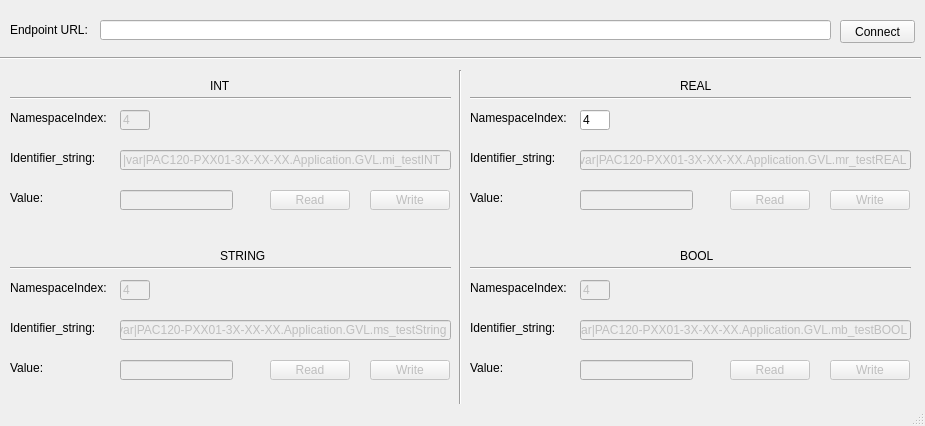
makezzg/Qt_OpcuaClient, file mainwindow.ui: the form before one commit.
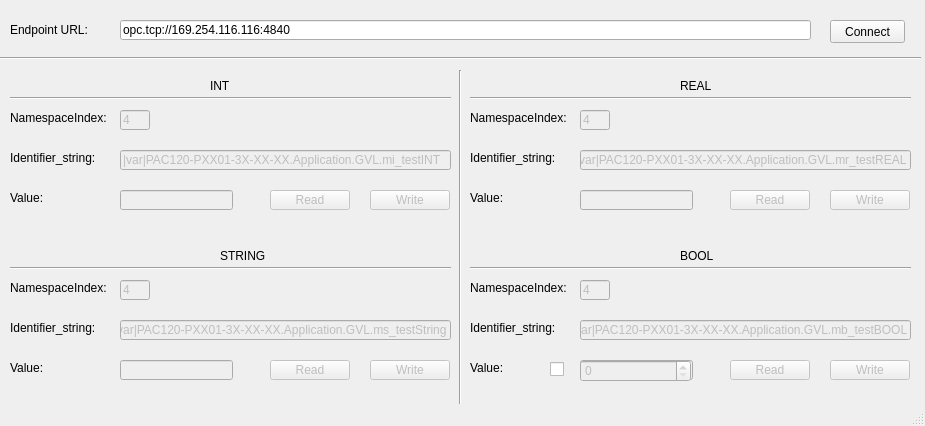
The form after the commit.

Commit message:
布尔变量的读写展示使用spinbox替代
隐藏了原来的textEdit控件，注释了相关代码

The edit to the form file:
```diff
--- a/mainwindow.ui
+++ b/mainwindow.ui
@@ -14,32 +14,6 @@
    <string>MainWindow</string>
   </property>
   <widget class="QWidget" name="centralWidget">
-   <widget class="QLabel" name="label">
-    <property name="geometry">
-     <rect>
-      <x>10</x>
-      <y>20</y>
-      <width>81</width>
-      <height>20</height>
-     </rect>
-    </property>
-    <property name="text">
-     <string>Endpoint URL:</string>
-    </property>
-   </widget>
-   <widget class="QPushButton" name="btnConnect">
-    <property name="geometry">
-     <rect>
-      <x>840</x>
-      <y>20</y>
-      <width>75</width>
-      <height>23</height>
-     </rect>
-    </property>
-    <property name="text">
-     <string>Connect</string>
-    </property>
-   </widget>
    <widget class="QLabel" name="label_4">
     <property name="geometry">
      <rect>
@@ -127,16 +101,6 @@
      </rect>
     </property>
    </widget>
-   <widget class="QLineEdit" name="lineEdit_URL">
-    <property name="geometry">
-     <rect>
-      <x>100</x>
-      <y>20</y>
-      <width>731</width>
-      <height>20</height>
-     </rect>
-    </property>
-   </widget>
    <widget class="QLabel" name="label_6">
     <property name="geometry">
      <rect>
@@ -258,6 +222,9 @@
     </property>
    </widget>
    <widget class="QLineEdit" name="nsiReal">
+    <property name="enabled">
+     <bool>false</bool>
+    </property>
     <property name="geometry">
      <rect>
       <x>580</x>
@@ -641,6 +608,74 @@
      <string>Read</string>
     </property>
    </widget>
+   <widget class="QLabel" name="label">
+    <property name="geometry">
+     <rect>
+      <x>10</x>
+      <y>20</y>
+      <width>81</width>
+      <height>20</height>
+     </rect>
+    </property>
+    <property name="text">
+     <string>Endpoint URL:</string>
+    </property>
+   </widget>
+   <widget class="QLineEdit" name="lineEdit_URL">
+    <property name="geometry">
+     <rect>
+      <x>120</x>
+      <y>20</y>
+      <width>691</width>
+      <height>20</height>
+     </rect>
+    </property>
+    <property name="text">
+     <string notr="true">opc.tcp://169.254.116.116:4840</string>
+    </property>
+   </widget>
+   <widget class="QPushButton" name="btnConnect">
+    <property name="geometry">
+     <rect>
+      <x>830</x>
+      <y>20</y>
+      <width>75</width>
+      <height>23</height>
+     </rect>
+    </property>
+    <property name="text">
+     <string>Connect</string>
+    </property>
+   </widget>
+   <widget class="QCheckBox" name="ValueBoolCheck">
+    <property name="geometry">
+     <rect>
+      <x>550</x>
+      <y>360</y>
+      <width>91</width>
+      <height>18</height>
+     </rect>
+    </property>
+    <property name="text">
+     <string/>
+    </property>
+   </widget>
+   <widget class="QSpinBox" name="ValueBoolSpin">
+    <property name="enabled">
+     <bool>false</bool>
+    </property>
+    <property name="geometry">
+     <rect>
+      <x>580</x>
+      <y>360</y>
+      <width>111</width>
+      <height>22</height>
+     </rect>
+    </property>
+    <property name="maximum">
+     <number>1</number>
+    </property>
+   </widget>
   </widget>
   <widget class="QMenuBar" name="menuBar">
    <property name="geometry">
```
The commit also changes 2 other files.
